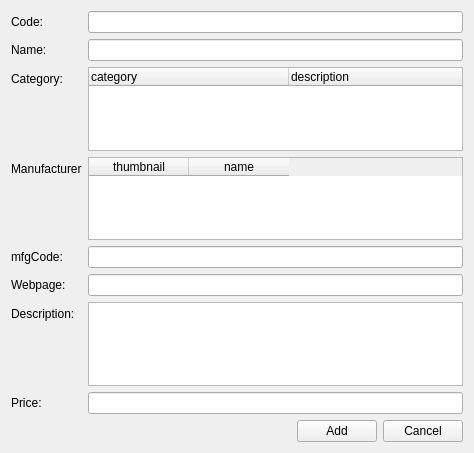
This is qt/apps/configurator/forms/component_add.ui in Wolframe/qtClient as Qt 5 draws it before an edit. The edited form follows.
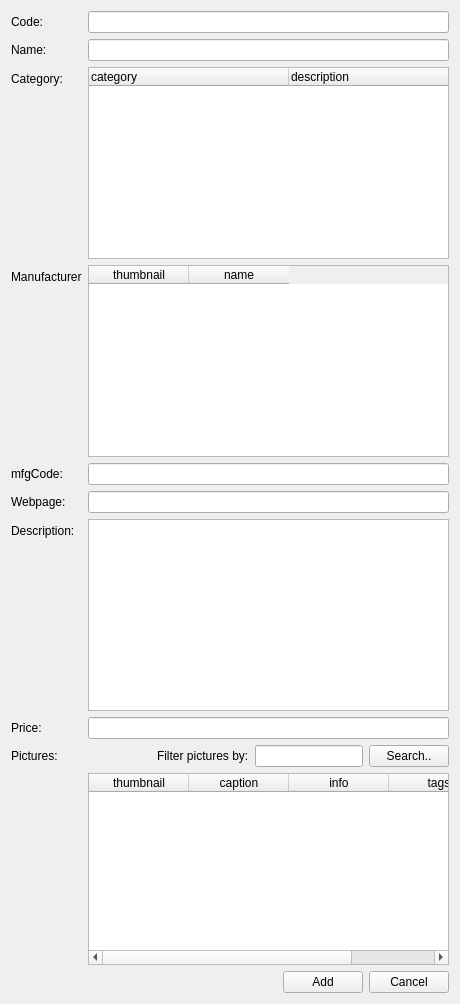
This is the edited form.

Commit message: added pictures to components

Diff of the .ui file:
```diff
--- a/qt/apps/configurator/forms/component_add.ui
+++ b/qt/apps/configurator/forms/component_add.ui
@@ -6,8 +6,8 @@
    <rect>
     <x>0</x>
     <y>0</y>
-    <width>474</width>
-    <height>453</height>
+    <width>460</width>
+    <height>1004</height>
    </rect>
   </property>
   <property name="windowTitle">
@@ -172,7 +172,7 @@
    <item row="5" column="1">
     <widget class="QLineEdit" name="webPage"/>
    </item>
-   <item row="9" column="1">
+   <item row="11" column="1">
     <layout class="QHBoxLayout" name="horizontalLayout">
      <item>
       <spacer name="horizontalSpacer">
@@ -238,6 +238,113 @@
    <item row="7" column="1">
     <widget class="QPlainTextEdit" name="description"/>
    </item>
+   <item row="10" column="1">
+    <widget class="QTableWidget" name="picture">
+     <property name="horizontalScrollBarPolicy">
+      <enum>Qt::ScrollBarAsNeeded</enum>
+     </property>
+     <property name="alternatingRowColors">
+      <bool>true</bool>
+     </property>
+     <property name="selectionMode">
+      <enum>QAbstractItemView::MultiSelection</enum>
+     </property>
+     <property name="selectionBehavior">
+      <enum>QAbstractItemView::SelectRows</enum>
+     </property>
+     <property name="showGrid">
+      <bool>true</bool>
+     </property>
+     <property name="gridStyle">
+      <enum>Qt::DotLine</enum>
+     </property>
+     <property name="sortingEnabled">
+      <bool>true</bool>
+     </property>
+     <property name="doctype" stdset="0">
+      <string notr="true">PictureListRequest.simpleform</string>
+     </property>
+     <property name="rootelement" stdset="0">
+      <string notr="true">picture</string>
+     </property>
+     <property name="search" stdset="0">
+      <string notr="true">{search.text}</string>
+     </property>
+     <attribute name="horizontalHeaderShowSortIndicator" stdset="0">
+      <bool>true</bool>
+     </attribute>
+     <attribute name="verticalHeaderStretchLastSection">
+      <bool>false</bool>
+     </attribute>
+     <column>
+      <property name="text">
+       <string>thumbnail</string>
+      </property>
+     </column>
+     <column>
+      <property name="text">
+       <string>caption</string>
+      </property>
+     </column>
+     <column>
+      <property name="text">
+       <string>info</string>
+      </property>
+     </column>
+     <column>
+      <property name="text">
+       <string>tags</string>
+      </property>
+     </column>
+    </widget>
+   </item>
+   <item row="9" column="1">
+    <layout class="QHBoxLayout" name="horizontalLayout_2">
+     <item>
+      <spacer name="horizontalSpacer_3">
+       <property name="orientation">
+        <enum>Qt::Horizontal</enum>
+       </property>
+       <property name="sizeHint" stdset="0">
+        <size>
+         <width>40</width>
+         <height>20</height>
+        </size>
+       </property>
+      </spacer>
+     </item>
+     <item>
+      <widget class="QLabel" name="label_3">
+       <property name="text">
+        <string>Filter pictures by:</string>
+       </property>
+      </widget>
+     </item>
+     <item>
+      <widget class="QLineEdit" name="search"/>
+     </item>
+     <item>
+      <widget class="QPushButton" name="searchButton">
+       <property name="text">
+        <string>Search..</string>
+       </property>
+       <property name="global.searchState" stdset="0">
+        <string notr="true">{search.state}</string>
+       </property>
+       <property name="action" stdset="0">
+        <string notr="true">picture.reload</string>
+       </property>
+      </widget>
+     </item>
+    </layout>
+   </item>
+   <item row="9" column="0">
+    <widget class="QLabel" name="label">
+     <property name="text">
+      <string>Pictures:</string>
+     </property>
+    </widget>
+   </item>
   </layout>
  </widget>
  <tabstops>
```
Left out of the diff: 22 changed lines with no effect on the pictures. The commit also changes 8 other files.
